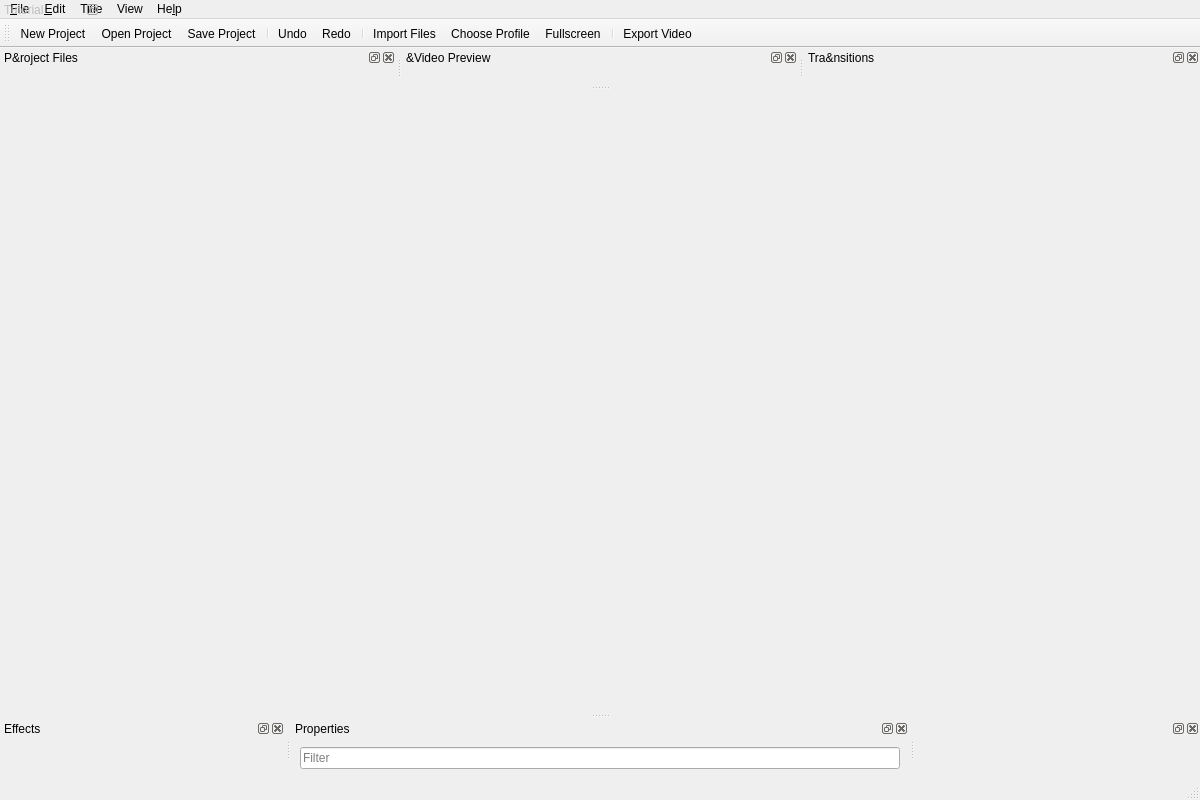
Before: the Qt Designer form src/windows/ui/main-window.ui in OpenShot/openshot-qt, drawn with Qt 5.
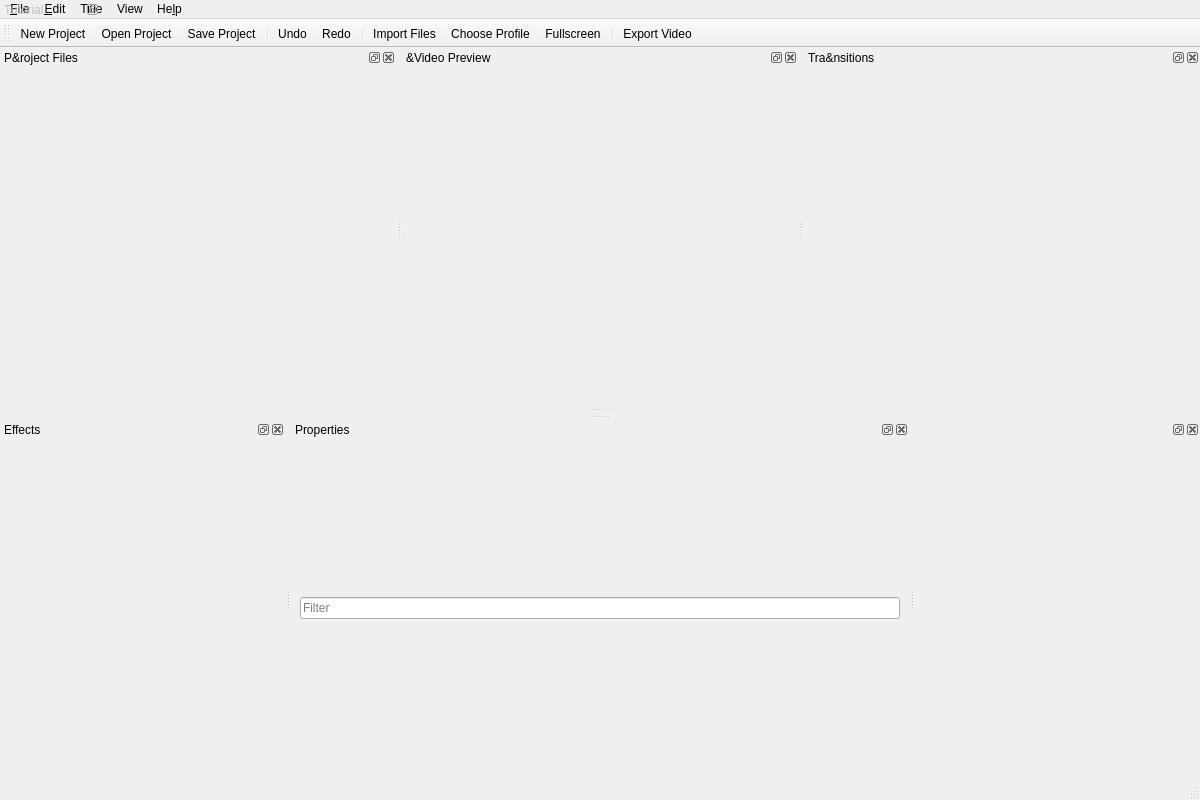
After: the same form once the commit is applied. Icons and pictures are not drawn.

Commit message:
Add 1-pixel-high central widget
The central widget, which will auto-expand to the width of the area
between the left and right dock areas, but is fixed at `1px` in height,
effectively becomes part of the dual splitter handle separating the
top and bottom dock areas.

Patch:
```diff
--- a/src/windows/ui/main-window.ui
+++ b/src/windows/ui/main-window.ui
@@ -37,13 +37,31 @@
   </property>
   <widget class="QWidget" name="centralwidget">
    <property name="sizePolicy">
-    <sizepolicy hsizetype="Preferred" vsizetype="Preferred">
+    <sizepolicy hsizetype="Preferred" vsizetype="Fixed">
      <horstretch>0</horstretch>
      <verstretch>0</verstretch>
     </sizepolicy>
    </property>
+   <property name="minimumSize">
+    <size>
+     <width>0</width>
+     <height>1</height>
+    </size>
+   </property>
+   <property name="maximumSize">
+    <size>
+     <width>16777215</width>
+     <height>1</height>
+    </size>
+   </property>
+   <property name="cursor">
+    <cursorShape>SplitVCursor</cursorShape>
+   </property>
+   <property name="contextMenuPolicy">
+    <enum>Qt::DefaultContextMenu</enum>
+   </property>
    <property name="autoFillBackground">
-    <bool>false</bool>
+    <bool>true</bool>
    </property>
    <layout class="QGridLayout" name="gridLayout">
     <property name="leftMargin">
```
